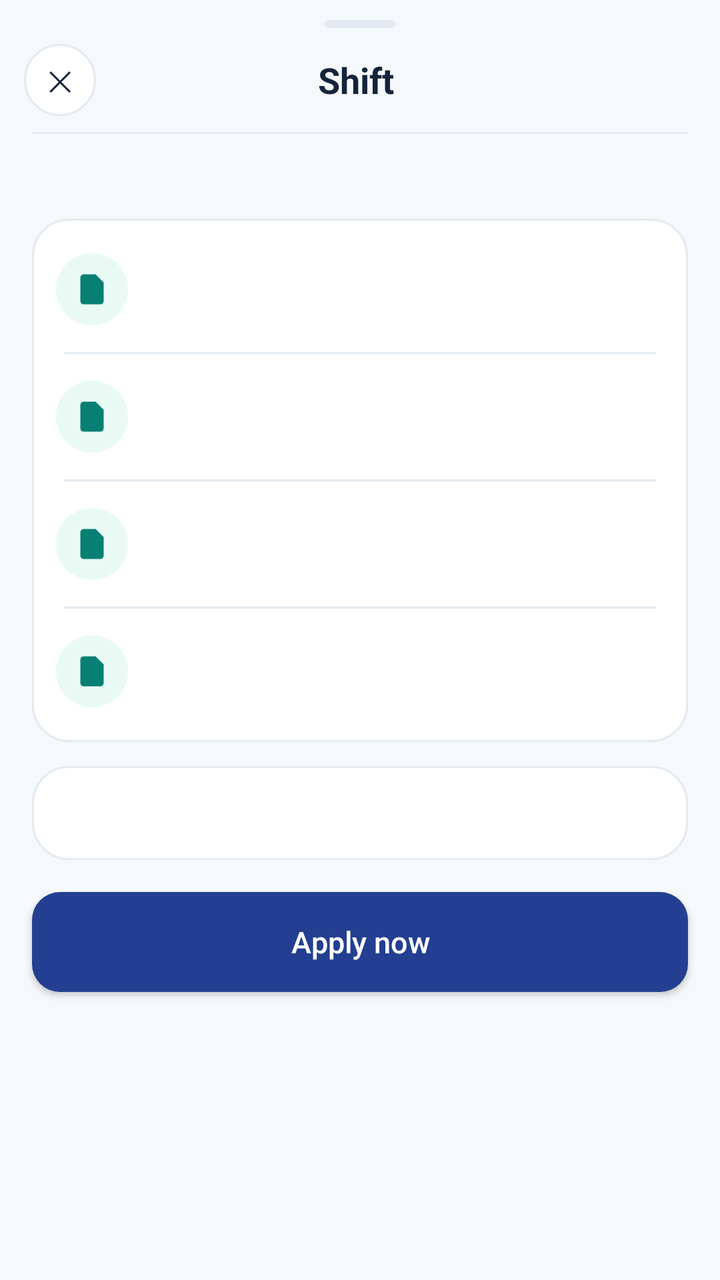
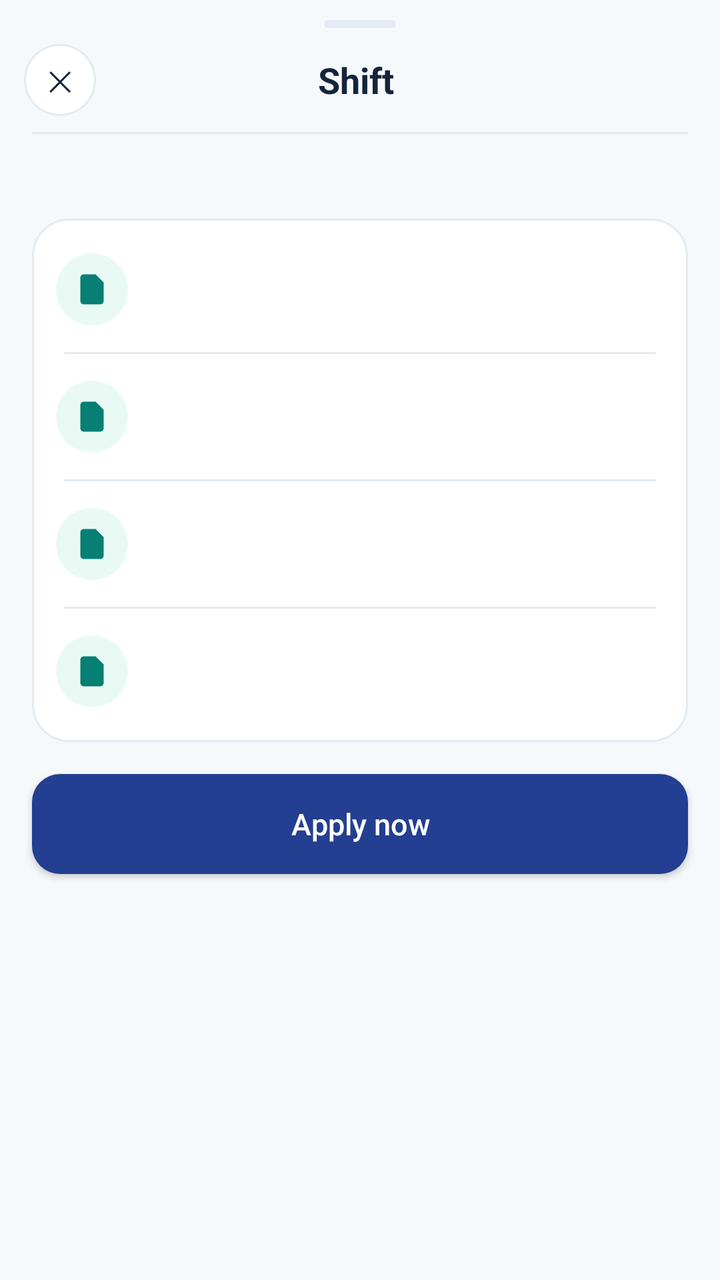

An Android layout rendered at two revisions. The XML below is the earlier revision; the diff shows what the commit changed to produce the second picture.
<!-- AndroidManifest.xml: application theme Theme.Shafi -->
<!-- res/layout/sheet_job.xml -->
<?xml version="1.0" encoding="utf-8"?>
<LinearLayout xmlns:android="http://schemas.android.com/apk/res/android"
    android:layout_width="match_parent"
    android:layout_height="wrap_content"
    android:background="@android:color/transparent"
    android:orientation="vertical">

    <View
        android:layout_width="36dp"
        android:layout_height="4dp"
        android:layout_gravity="center_horizontal"
        android:layout_marginTop="10dp"
        android:background="@drawable/bg_sheet_handle" />

    <FrameLayout
        android:layout_width="match_parent"
        android:layout_height="wrap_content"
        android:paddingStart="12dp"
        android:paddingTop="8dp"
        android:paddingEnd="16dp"
        android:paddingBottom="8dp">

        <TextView
            android:id="@+id/btn_close"
            android:layout_width="36dp"
            android:layout_height="36dp"
            android:layout_gravity="center_vertical|start"
            android:background="@drawable/bg_chip"
            android:foreground="?attr/selectableItemBackgroundBorderless"
            android:gravity="center"
            android:text="✕"
            android:textColor="@color/navy"
            android:textSize="14sp" />

        <TextView
            android:id="@+id/tv_sheet_title"
            android:layout_width="match_parent"
            android:layout_height="wrap_content"
            android:layout_gravity="center"
            android:layout_marginStart="48dp"
            android:layout_marginEnd="48dp"
            android:ellipsize="end"
            android:gravity="center"
            android:maxLines="2"
            android:text="Shift"
            android:textColor="@color/navy"
            android:textSize="18sp"
            android:textStyle="bold" />
    </FrameLayout>

    <View
        android:layout_width="match_parent"
        android:layout_height="1dp"
        android:layout_marginStart="16dp"
        android:layout_marginEnd="16dp"
        android:background="#E3EAF1" />

    <androidx.core.widget.NestedScrollView
        android:id="@+id/scroll"
        android:layout_width="match_parent"
        android:layout_height="wrap_content"
        android:fillViewport="true"
        android:overScrollMode="ifContentScrolls">

        <LinearLayout
            android:layout_width="match_parent"
            android:layout_height="wrap_content"
            android:orientation="vertical"
            android:paddingStart="16dp"
            android:paddingEnd="16dp"
            android:paddingBottom="8dp">

            <TextView
                android:id="@+id/tv_hospital"
                android:layout_width="match_parent"
                android:layout_height="wrap_content"
                android:textColor="@color/emerald_deep"
                android:textSize="15sp"
                android:textStyle="bold" />

            <LinearLayout
                android:layout_width="match_parent"
                android:layout_height="wrap_content"
                android:layout_marginTop="8dp"
                android:orientation="horizontal">

                <TextView
                    android:id="@+id/tv_verified"
                    android:layout_width="wrap_content"
                    android:layout_height="wrap_content"
                    android:layout_marginEnd="8dp"
                    android:background="@drawable/bg_pill_green"
                    android:paddingStart="8dp"
                    android:paddingTop="3dp"
                    android:paddingEnd="8dp"
                    android:paddingBottom="3dp"
                    android:text="Verified"
                    android:textColor="@color/emerald_deep"
                    android:textSize="11sp"
                    android:visibility="gone" />

                <TextView
                    android:id="@+id/tv_urgent"
                    android:layout_width="wrap_content"
                    android:layout_height="wrap_content"
                    android:background="@drawable/bg_pill_urgent"
                    android:paddingStart="8dp"
                    android:paddingTop="3dp"
                    android:paddingEnd="8dp"
                    android:paddingBottom="3dp"
                    android:text="Urgent staffing"
                    android:textColor="@color/sos"
                    android:textSize="11sp"
                    android:textStyle="bold"
                    android:visibility="gone" />
            </LinearLayout>

            <LinearLayout
                android:layout_width="match_parent"
                android:layout_height="wrap_content"
                android:layout_marginTop="14dp"
                android:background="@drawable/bg_card"
                android:divider="@drawable/divider_line"
                android:dividerPadding="16dp"
                android:orientation="vertical"
                android:paddingTop="4dp"
                android:paddingBottom="4dp"
                android:showDividers="middle">

                <include
                    android:id="@+id/row_role"
                    layout="@layout/row_detail"
                    android:layout_width="match_parent"
                    android:layout_height="wrap_content" />

                <include
                    android:id="@+id/row_when"
                    layout="@layout/row_detail"
                    android:layout_width="match_parent"
                    android:layout_height="wrap_content" />

                <include
                    android:id="@+id/row_where"
                    layout="@layout/row_detail"
                    android:layout_width="match_parent"
                    android:layout_height="wrap_content" />

                <include
                    android:id="@+id/row_pay"
                    layout="@layout/row_detail"
                    android:layout_width="match_parent"
                    android:layout_height="wrap_content" />
            </LinearLayout>

            <TextView
                android:id="@+id/tv_extra"
                android:layout_width="match_parent"
                android:layout_height="wrap_content"
                android:layout_marginTop="12dp"
                android:background="@drawable/bg_card"
                android:lineSpacingExtra="4dp"
                android:padding="14dp"
                android:textColor="@color/text_primary"
                android:textSize="14sp" />

            <com.example.shafi.ui.SkeletonView
                android:id="@+id/progress"
                android:layout_width="match_parent"
                android:layout_height="wrap_content"
                android:layout_marginTop="12dp"
                android:visibility="gone" />
        </LinearLayout>
    </androidx.core.widget.NestedScrollView>

    <TextView
        android:id="@+id/tv_error"
        android:layout_width="match_parent"
        android:layout_height="wrap_content"
        android:paddingStart="16dp"
        android:paddingEnd="16dp"
        android:textColor="@color/error"
        android:textSize="13sp"
        android:visibility="gone" />

    <com.google.android.material.button.MaterialButton
        android:id="@+id/btn_apply"
        style="@style/Widget.Shafi.Button"
        android:layout_width="match_parent"
        android:layout_height="wrap_content"
        android:layout_marginStart="16dp"
        android:layout_marginTop="8dp"
        android:layout_marginEnd="16dp"
        android:layout_marginBottom="16dp"
        android:text="Apply now" />
</LinearLayout>
<!-- res/layout/row_detail.xml (included above) -->
<?xml version="1.0" encoding="utf-8"?>
<LinearLayout xmlns:android="http://schemas.android.com/apk/res/android"
    xmlns:app="http://schemas.android.com/apk/res-auto"
    android:layout_width="match_parent"
    android:layout_height="wrap_content"
    android:background="?attr/selectableItemBackground"
    android:gravity="center_vertical"
    android:orientation="horizontal"
    android:paddingStart="12dp"
    android:paddingTop="12dp"
    android:paddingEnd="12dp"
    android:paddingBottom="12dp">

    <ImageView
        android:id="@+id/iv_icon"
        android:layout_width="36dp"
        android:layout_height="36dp"
        android:background="@drawable/bg_icon_mint"
        android:contentDescription=""
        android:padding="8dp"
        android:src="@drawable/ic_document"
        app:tint="@color/emerald_deep" />

    <LinearLayout
        android:layout_width="0dp"
        android:layout_height="wrap_content"
        android:layout_marginStart="12dp"
        android:layout_weight="1"
        android:orientation="vertical">

        <TextView
            android:id="@+id/tv_label"
            android:layout_width="match_parent"
            android:layout_height="wrap_content"
            android:textColor="@color/text_secondary"
            android:textSize="12sp" />

        <TextView
            android:id="@+id/tv_value"
            android:layout_width="match_parent"
            android:layout_height="wrap_content"
            android:layout_marginTop="2dp"
            android:textColor="@color/navy"
            android:textSize="15sp"
            android:textStyle="bold" />
    </LinearLayout>
</LinearLayout>
<!-- resources referenced by this layout -->
<resources>
  <color name="emerald_deep">#087F73</color>
  <color name="error">#F04444</color>
  <color name="navy">#14243A</color>
  <color name="sos">#EF4444</color>
  <color name="text_primary">#14243A</color>
  <color name="text_secondary">#65758B</color>
  <!-- drawable bg_card (drawable) -->
  <?xml version="1.0" encoding="utf-8"?>
  <shape xmlns:android="http://schemas.android.com/apk/res/android" android:shape="rectangle">
      <solid android:color="@color/white" />
      <stroke android:width="1dp" android:color="@color/line" />
      <corners android:radius="18dp" />
  </shape>
  <!-- drawable bg_chip (drawable) -->
  <?xml version="1.0" encoding="utf-8"?>
  <shape xmlns:android="http://schemas.android.com/apk/res/android" android:shape="rectangle">
      <solid android:color="@color/white" />
      <corners android:radius="20dp" />
      <stroke android:width="1dp" android:color="@color/line" />
  </shape>
  <!-- drawable bg_icon_mint (drawable) -->
  <?xml version="1.0" encoding="utf-8"?>
  <shape xmlns:android="http://schemas.android.com/apk/res/android" android:shape="oval">
      <solid android:color="@color/mint" />
  </shape>
  <!-- drawable bg_pill_green (drawable) -->
  <?xml version="1.0" encoding="utf-8"?>
  <shape xmlns:android="http://schemas.android.com/apk/res/android" android:shape="rectangle">
      <solid android:color="@color/theme_soft" />
      <stroke android:width="1dp" android:color="@color/theme_bright" />
      <corners android:radius="20dp" />
  </shape>
  <!-- drawable bg_pill_urgent (drawable) -->
  <?xml version="1.0" encoding="utf-8"?>
  <shape xmlns:android="http://schemas.android.com/apk/res/android" android:shape="rectangle">
      <solid android:color="@color/sos_bg" />
      <corners android:radius="20dp" />
  </shape>
  <!-- drawable bg_sheet_handle (drawable) -->
  <?xml version="1.0" encoding="utf-8"?>
  <shape xmlns:android="http://schemas.android.com/apk/res/android" android:shape="rectangle">
      <solid android:color="@color/line" />
      <corners android:radius="4dp" />
  </shape>
  <!-- drawable divider_line (drawable) -->
  <?xml version="1.0" encoding="utf-8"?>
  <shape xmlns:android="http://schemas.android.com/apk/res/android" android:shape="rectangle">
      <size android:height="1dp" />
      <solid android:color="#E3EAF1" />
  </shape>
  <!-- drawable ic_document (drawable) -->
  <?xml version="1.0" encoding="utf-8"?>
  <vector xmlns:android="http://schemas.android.com/apk/res/android"
      android:width="24dp"
      android:height="24dp"
      android:viewportWidth="24"
      android:viewportHeight="24">
      <path
          android:fillColor="@color/navy_action"
          android:pathData="M7,3 H14 L19,8 V19 A2,2 0 0,1 17,21 H7 A2,2 0 0,1 5,19 V5 A2,2 0 0,1 7,3 Z" />
      <path
          android:fillColor="@color/light_blue"
          android:pathData="M14,3 V8 H19" />
  </vector>
  <color name="white">#FFFFFFFF</color>
  <color name="line">#E3EAF1</color>
  <color name="mint">#E9FAF5</color>
  <color name="theme_soft">#E9FAF5</color>
  <color name="theme_bright">#0B9685</color>
  <color name="sos_bg">#FFF1F1</color>
  <color name="navy_action">#243F91</color>
  <color name="light_blue">#EEF4FF</color>
  <color name="theme">#0B9685</color>
  <color name="page">#F6F9FC</color>
  <color name="text_muted">#94A3B8</color>
  <style name="Text.Shafi.FieldHint" parent="TextAppearance.MaterialComponents.Caption">
          <item name="android:textSize">13sp</item>
          <item name="android:fontFamily">sans-serif-medium</item>
      </style>
  <!-- unchanged entries left out for length: 3 -->
</resources>

<!-- the commit's change to res/layout/sheet_job.xml (unified diff, before → after) -->
@@ -152,16 +152,17 @@
                     android:layout_height="wrap_content" />
             </LinearLayout>
 
-            <TextView
-                android:id="@+id/tv_extra"
+            <LinearLayout
+                android:id="@+id/extra_box"
                 android:layout_width="match_parent"
                 android:layout_height="wrap_content"
                 android:layout_marginTop="12dp"
                 android:background="@drawable/bg_card"
-                android:lineSpacingExtra="4dp"
-                android:padding="14dp"
-                android:textColor="@color/text_primary"
-                android:textSize="14sp" />
+                android:divider="@drawable/divider_line"
+                android:dividerPadding="14dp"
+                android:orientation="vertical"
+                android:showDividers="middle"
+                android:visibility="gone" />
 
             <com.example.shafi.ui.SkeletonView
                 android:id="@+id/progress"
<!-- resource entries referenced after the edit -->
@@ -4,7 +4,6 @@
   <color name="error">#F04444</color>
   <color name="navy">#14243A</color>
   <color name="sos">#EF4444</color>
-  <color name="text_primary">#14243A</color>
   <color name="text_secondary">#65758B</color>
   <!-- drawable bg_card (drawable) -->
   <?xml version="1.0" encoding="utf-8"?>
